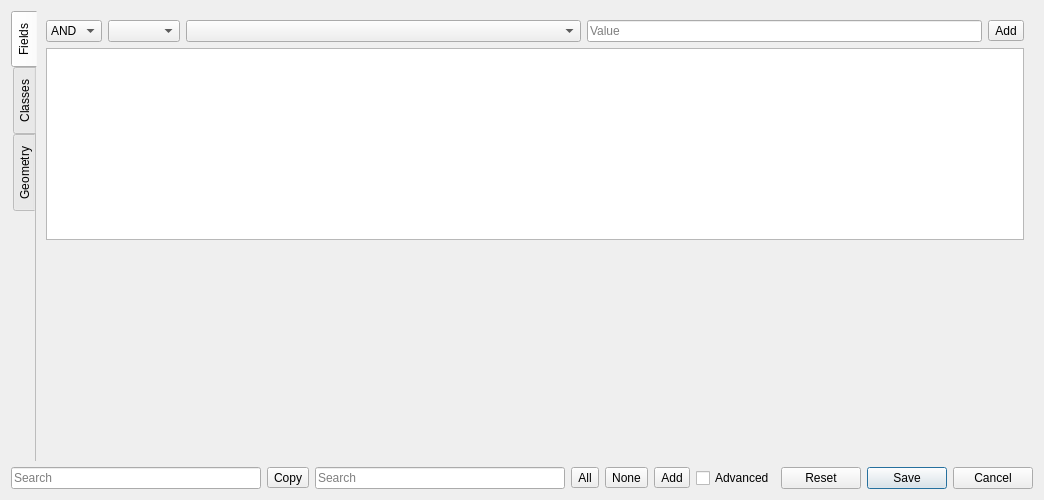
Old version of the form filterdialog.ui in the repository Kuszki/EW-Database.
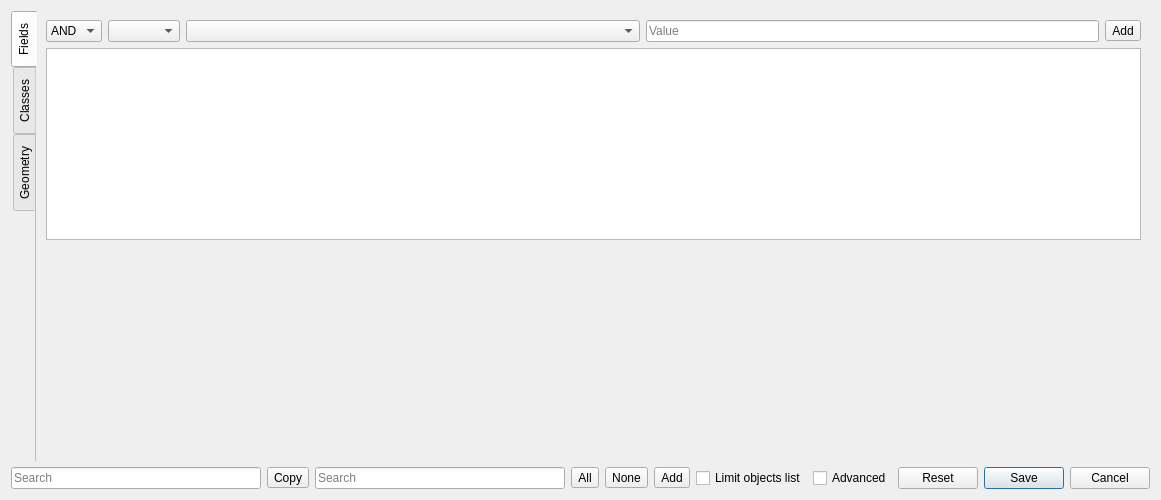
New version of the form. Icons and pictures are not drawn. Custom widgets are drawn as their Qt base class.

The edit to the form file:
```diff
--- a/filterdialog.ui
+++ b/filterdialog.ui
@@ -6,7 +6,7 @@
    <rect>
     <x>0</x>
     <y>0</y>
-    <width>1000</width>
+    <width>1101</width>
     <height>500</height>
    </rect>
   </property>
@@ -126,7 +126,7 @@
            <rect>
             <x>0</x>
             <y>0</y>
-            <width>939</width>
+            <width>1040</width>
             <height>204</height>
            </rect>
           </property>
@@ -285,7 +285,15 @@
         <string>Add</string>
        </property>
        <property name="icon">
-        <iconset theme="list-add"/>
+        <iconset theme="list-add">
+         <normaloff>.</normaloff>.</iconset>
+       </property>
+      </widget>
+     </item>
+     <item>
+      <widget class="QCheckBox" name="limitCheck">
+       <property name="text">
+        <string>Limit objects list</string>
        </property>
       </widget>
      </item>
```
Left out of the diff: 29 changed lines with no effect on the pictures.
